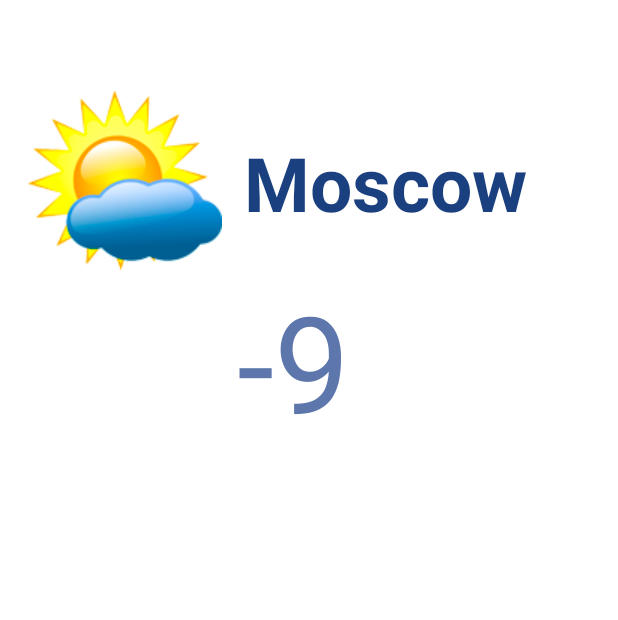
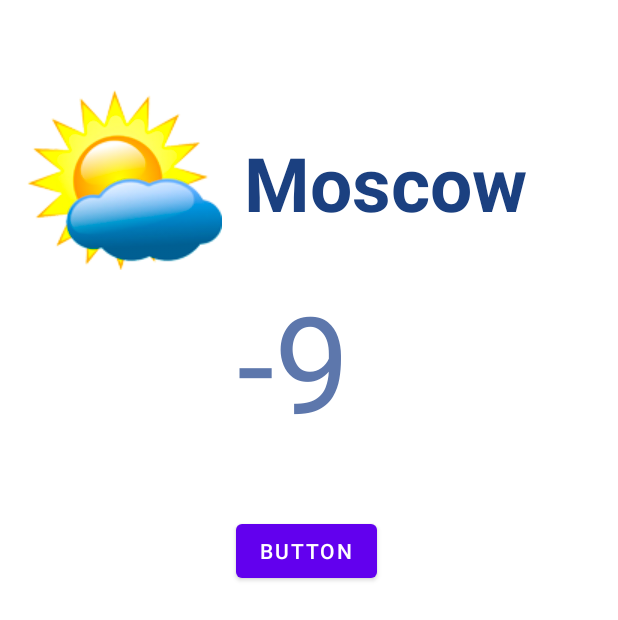
Before and after one commit to sangasgar/My_wheather, an Android app: the layout activity_main.xml on its own in the app's theme, with its tools: preview values and no code run, on a phone screen of 412 x 824 dp. Shown: the top 620 px of the screen. Run offline under Robolectric (Android 15) with nearby library versions, the phone set to English and light mode, and no system bars.

Commit message:
Задание 2

```diff
--- /dev/null
+++ b/app/src/main/java/ru/atpv/mywheather/ActivityB.java
@@ -0,0 +1,6 @@
+package ru.atpv.mywheather;
+
+import android.app.Activity;
+
+public class ActivityB extends Activity {
+}
--- a/app/src/main/res/layout/activity_main.xml
+++ b/app/src/main/res/layout/activity_main.xml
@@ -5,7 +5,6 @@
     android:layout_width="match_parent"
     android:layout_height="match_parent"
     tools:context=".MainActivity">
-
 
     <TextView
         android:id="@+id/temprathure"
@@ -47,15 +46,18 @@
         app:layout_constraintTop_toTopOf="parent"
         app:srcCompat="@drawable/wheather1" />
 
-    <ScrollView
-        android:layout_width="match_parent"
-        android:layout_height="match_parent">
-
-        <LinearLayout
-            android:layout_width="match_parent"
-            android:layout_height="wrap_content"
-            android:orientation="vertical" />
-    </ScrollView>
-
-
+    <Button
+        android:id="@+id/button"
+        android:layout_width="wrap_content"
+        android:layout_height="wrap_content"
+        android:layout_marginStart="157dp"
+        android:layout_marginTop="24dp"
+        android:layout_marginEnd="161dp"
+        android:layout_marginBottom="398dp"
+        android:onClick="on_click_button1"
+        android:text="Button"
+        app:layout_constraintBottom_toBottomOf="parent"
+        app:layout_constraintEnd_toEndOf="parent"
+        app:layout_constraintStart_toStartOf="parent"
+        app:layout_constraintTop_toBottomOf="@+id/temprathure" />
 </androidx.constraintlayout.widget.ConstraintLayout>
```
Also changed, not shown: app/src/main/AndroidManifest.xml (+9 -0 lines), app/src/main/java/ru/atpv/mywheather/MainActivity.java (+22 -0 lines).
